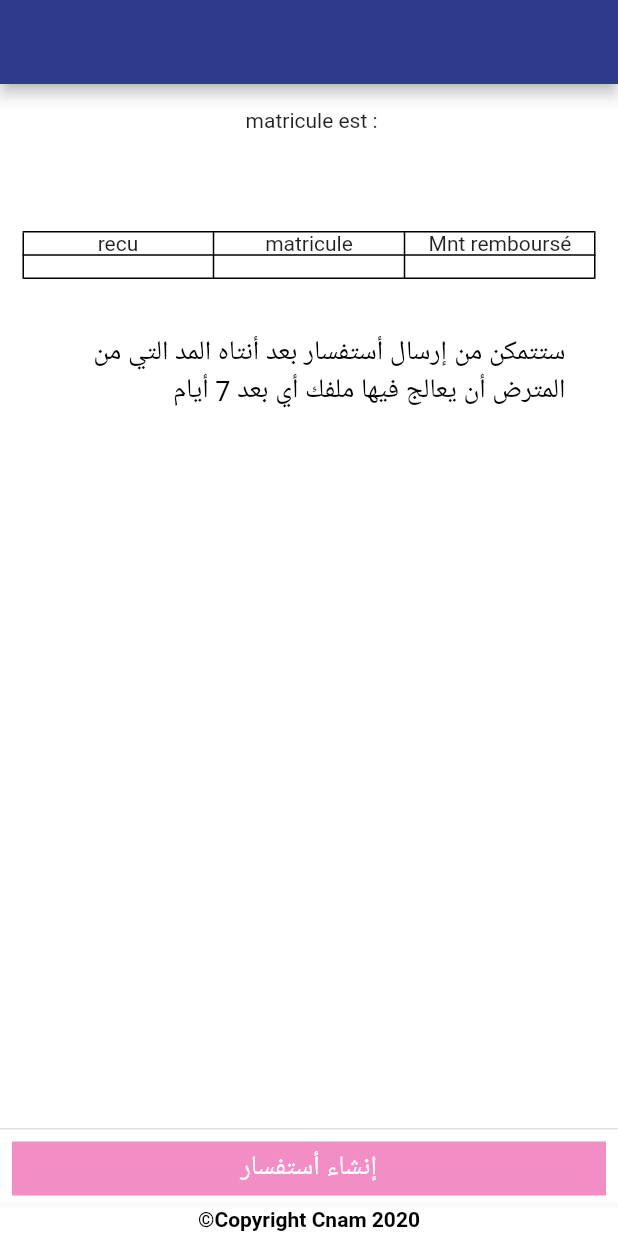
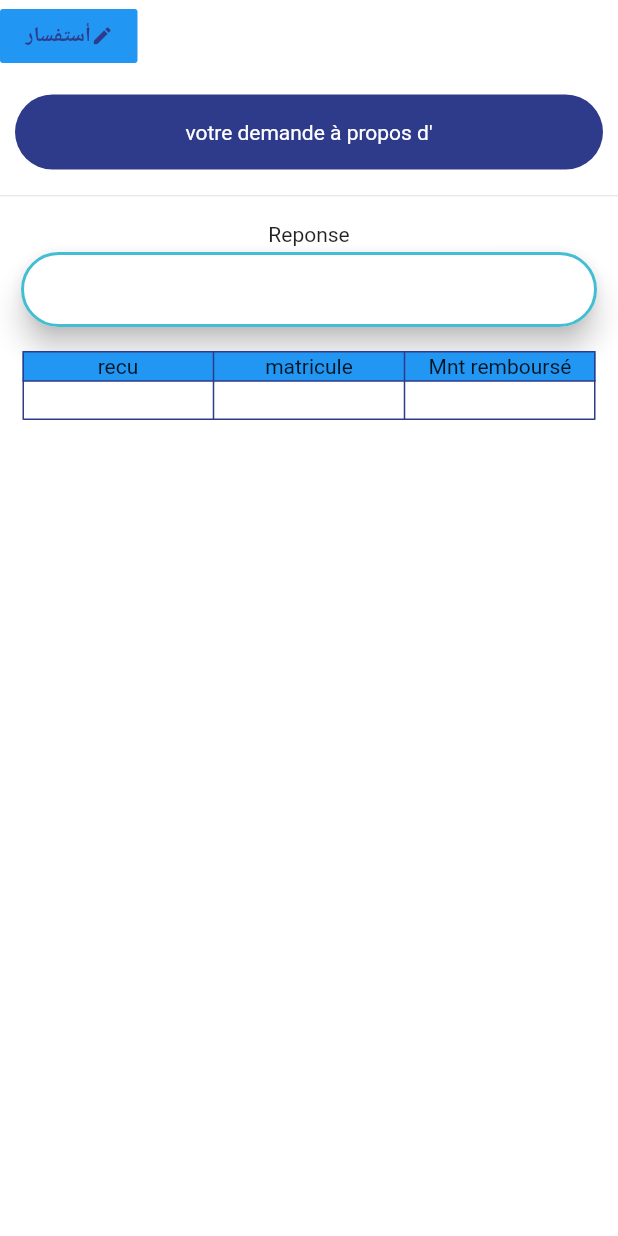
Before and after one commit to yeslem41/flutterProject, a Flutter app: the AfterRecu screen opened directly with empty values, on a phone screen of 412 x 824 dp. Run offline on Flutter 3.47's test engine with Material 2 defaults, Android fonts, the phone set to English and light mode, and no system bars; our stand-ins replace curved_navigation_bar, shared_preferences, sqflite, toast; accounts and stored records are empty.

Commit message:
stiling reponse

```diff
--- a/lib/pages/AfterRecu.dart
+++ b/lib/pages/AfterRecu.dart
@@ -19,7 +19,7 @@ class _AfterRecuState extends State<AfterRecu> {
      Map<String,dynamic> infoUser ;
      TextEditingController textController = TextEditingController();
      bool progress = false,snake=false;
-     String snakeSms='';
+     String snakeSms='',what='';
      GlobalKey<ScaffoldState> scaffoldKey = GlobalKey<ScaffoldState>();
   //   @override
   // void initState() {
@@ -34,7 +34,7 @@ class _AfterRecuState extends State<AfterRecu> {
     'https://miage2a2i.000webhostapp.com/inquiry_post.php',
     body:<String, String>{
       'body': textController.text,
-      'recu':infoUser[3],
+      'recu':infoUser["recu"],
     },
   );
   if(reponse.statusCode != 200)
@@ -60,6 +60,7 @@ class _AfterRecuState extends State<AfterRecu> {
   @override
   Widget build(BuildContext context) {
        infoUser = ModalRoute.of(context).settings.arguments;
+       infoUser['cheked']=='rembourser'?what='de ${infoUser['cheked']}':what='d\'${infoUser['cheked']}';
       //  switch (infoUser[2]['libelle']) {
       //    case 'saisie':
       //    case 'premier validation':
@@ -73,52 +74,84 @@ class _AfterRecuState extends State<AfterRecu> {
       //    default:
       //  }
       //  print(infoUser);
+      //  progress =false;
     return Scaffold(
       key: scaffoldKey,
       backgroundColor: Colors.white,
-      appBar: AppBar(
-        automaticallyImplyLeading: false,
-        title:Text(infoUser["cheked"]) ,
-        centerTitle: true,/*Row(
-              children: <Widget>[
-                Row(
-                  children: <Widget>[
-                    Text('أستفسار')
-                  ],
-                ),
-                Row(
+      // appBar: AppBar(
+      //   backgroundColor: Theme.of(context).secondaryHeaderColor,
+      //   automaticallyImplyLeading: false,
+      //   title:Text(infoUser["cheked"]) ,
+      //   centerTitle: true,/*Row(
+      //         children: <Widget>[
+      //           Row(
+      //             children: <Widget>[
+      //               Text('أستفسار')
+      //             ],
+      //           ),
+      //           Row(
 
-                )
-              ],
-        )*/
-      ),
+      //           )
+      //         ],
+      //   )*/
+      // ),
       body:  SafeArea(
 
                  child: ListView(
                    scrollDirection: Axis.vertical,
                    children: <Widget>[
-                          progress ? LinearProgressIndicator():Container(),
-                        Row(
-                            mainAxisAlignment: MainAxisAlignment.spaceAround,
+                      Container(
+                                   child:Row(
+                                   children: <Widget>[
+                                    FlatButton(
+                                    color: Colors.blue,
+                                    splashColor: Theme.of(context).secondaryHeaderColor,
+                                  // color: Colors.yellow,
+                                      child:Row(
+                                        children: <Widget>[
+                                          SizedBox(width: 1,),
+                                          Text('أستفسار',style: TextStyle(color: Theme.of(context).primaryColor,fontWeight: FontWeight.bold),),
+                                          Icon(Icons.create,size: 15,color:Theme.of(context).primaryColor,),
+                                        ],
+                                      ),
+                                      onPressed: _dilog,
+                                ),
+                     ] )),
 
-                              children:<Widget>[
-                                 Text(
-                                infoUser['cheked'],
+                          Container(
+                            margin: EdgeInsets.only(left:10,right:10,top: 15),
+                            decoration: BoxDecoration(
+                              borderRadius:BorderRadius.circular(25.0),
+                            color: Theme.of(context).primaryColor,
+                            ),
+                            height: 50,
+                            child:Center(
+                              child: Text('votre demande à propos '+what,
+                                style: TextStyle(color:Colors.white,),
                                 textAlign: TextAlign.end,
+                            ),)
                           ),
-                              ]
-                            ),
-                            Row(
-                            mainAxisAlignment: MainAxisAlignment.spaceAround,
+                   progress ?Container(
+                     margin: EdgeInsets.only(left:10,right:10),
 
-                              children:<Widget>[
-                                 Text(infoUser['cheked']+' matricule est :'+infoUser['ARid'] ,
-                                textAlign: TextAlign.end,
-                            ),
-                              ]
+                     child:LinearProgressIndicator(backgroundColor: Theme.of(context).secondaryHeaderColor)):Container(),
+                    Divider(height: 35,),
+                    Container(
+                      child: Center(child: Text('Reponse'),),
                     ),
                      Padding(
-                       padding: EdgeInsets.only(left:10,right:10,top:35,),
+                       padding: EdgeInsets.only(left:10,right:10),
+                                    child:Card(
+                                     elevation: 8.0,
+                                     shape: StadiumBorder(
+                                       side:BorderSide(
+                                         color: Theme.of(context).secondaryHeaderColor,
+                                         width: 2)
+                                     ),
+                                     child:Container(
+                                      //  padding: EdgeInsets.all(auto),
+                                       height: 50,
+                                              child: Center(
                                                 child: Text(
                                                           infoUser['libelle'],
                                                       textAlign: TextAlign.center,
@@ -126,83 +159,99 @@ class _AfterRecuState extends State<AfterRecu> {
                                                           fontSize: 16,
                                                           color: Colors.black,
                                                       ),
-                                        ),
+                                                      ),))),
                               ),
                               SizedBox(height:10),
                               Padding(
                                 padding:EdgeInsets.fromLTRB(15, 2, 15, 2),
                                 child: Table(
-                                    border: TableBorder.all(),
+
+                                    border: TableBorder.all(color:Theme.of(context).primaryColor),
                                     children: [
                                       TableRow(
+                                         decoration: BoxDecoration(
+                                           color:Colors.blue,
+                                         ),
+                                          children:[
+                                                Container(
+                                                  padding: EdgeInsets.only(top:2,bottom:2),
+                                                  child:Text('recu',textAlign: TextAlign.center,)),
 
-                                          children:[
-                                                Text('recu',textAlign: TextAlign.center,),
-
-                                                Text('matricule',textAlign: TextAlign.center,),
+                                                Container(
+                                                  padding: EdgeInsets.only(top:2,bottom:2),
+                                                  child:Text('matricule',textAlign: TextAlign.center,)),
                                                 if(infoUser['mntR']!=null)
-                                                  Text('Mnt remboursé',textAlign: TextAlign.center,),
+                                                Container(
+                                                  padding: EdgeInsets.only(top:2,bottom:2),
+                                                  child:Text('Mnt remboursé',textAlign: TextAlign.center,)),
                                           ]
                                       ),
                                       TableRow(
+
+                                        decoration: BoxDecoration(
+
+                                        ),
                                           children:[
-                                                Text(infoUser["recu"],textAlign: TextAlign.center,),
+                                                Container(
+                                                  padding: EdgeInsets.only(top:5,bottom:5),
+                                                    child: Text(infoUser["recu"],textAlign: TextAlign.center,),
+                                                ),
 
-                                                Text(infoUser['ARid'],textAlign: TextAlign.center,),
+                                                Container(
+                                                  padding: EdgeInsets.only(top:5,bottom:5),
+                                                  child:Text(infoUser['ARid'],textAlign: TextAlign.center,)
+                                                ),
                                                 if(infoUser['mntR']!=null)
-                                                 Text(infoUser['mntR'],textAlign : TextAlign.center,),
+                                                 Container(
+                                                  padding: EdgeInsets.only(top:5,bottom:5),
+                                                  child:Text(infoUser['mntR'],textAlign : TextAlign.center,),)
                                           ]
                                       ),
                                     ],
                                       )),
                               SizedBox(height: 35,),
-                               Column(
-                                      crossAxisAlignment : CrossAxisAlignment.end,
-                                      children: <Widget>[
-                                        Padding(
-                                          padding: EdgeInsets.only(right:35,left:15),
-                                          child:Text('ستتمكن من إرسال أستفسار بعد أنتاه المد التي من المترض أن يعالج فيها ملفك أي بعد 7 أيام',
-                                            textAlign: TextAlign.end,
-                                            style: TextStyle(
-                                              color: Colors.black,
-                                              fontSize: 18),
-                                            ),)
-                                    ],) ,
+                              //  Column(
+                              //         crossAxisAlignment : CrossAxisAlignment.end,
+                              //         children: <Widget>[
+                              //           Padding(
+                              //             padding: EdgeInsets.only(right:35,left:15),
+                              //             child:Text('ستتمكن من إرسال أستفسار بعد أنتاه المد التي من المترض أن يعالج فيها ملفك أي بعد 7 أيام',
+                              //               textAlign: TextAlign.end,
+                              //               style: TextStyle(
+                              //                 color: Colors.black,
+                              //                 fontSize: 18,
+                              //                 ),
+                              //               ),)
+                              //       ],) ,
 
                         ],
                  ),
          ),
 
-         persistentFooterButtons: <Widget>[
-             Container(
-               width: MediaQuery.of(context).size.width,
-               //alignment: Alignment.bottomCenter,
-               child: Material(
-                 color: buttonColor,
-                 child: MaterialButton(
-                   materialTapTargetSize: MaterialTapTargetSize.shrinkWrap,
-                   child: Text(
-                     'إنشاء أستفسار',style: TextStyle(color: Colors.white,fontSize: 18),
-                   ),
-                    onPressed: _dilog,
-                  //(){
-                  //          _dilog;
-                       //  navigateToSubPage(context) ;
-                    //  Toast.show('msg', context,duration: 3);
-                      // setState((){buttonColor = Theme.of(context).accentColor;});
+      //    persistentFooterButtons: <Widget>[
+      //        Container(
+      //          width: MediaQuery.of(context).size.width,
+      //          //alignment: Alignment.bottomCenter,
+      //          child: Material(
+      //            color: buttonColor,
+      //            child: MaterialButton(
+      //              materialTapTargetSize: MaterialTapTargetSize.shrinkWrap,
+      //              child: Text(
+      //                ' إنشاء أستفسار',style: TextStyle(color: Colors.white,fontSize: 18),
+      //              ),
+      //               onPressed: _dilog,
+      //             //(){
+      //             //          _dilog;
+      //                  //  navigateToSubPage(context) ;
+      //               //  Toast.show('msg', context,duration: 3);
+      //                 // setState((){buttonColor = Theme.of(context).accentColor;});
 
-                    //  },
-                 ),
-               )
-             )
-      ],
-      bottomNavigationBar: BottomAppBar(
-        child: Container(
-          padding: EdgeInsets.only(bottom: 3),
-              child: Text("©Copyright Cnam 2020",style: TextStyle(color:Colors.black,fontWeight: FontWeight.bold),textAlign: TextAlign.center,),
+      //               //  },
+      //            ),
+      //          )
+      //        )
+      // ],
 
-        ),
-      ),
 
     );
   }
@@ -235,7 +284,7 @@ void _dilog(){
                                       padding: EdgeInsets.only(top: 20,left: 15,right:35),
                                      child: TextField(
                                       controller: textController,
-                                      textAlign: TextAlign.end,
+                                      textAlign: TextAlign.start,
                                       maxLines: 13,
                                       decoration: InputDecoration.collapsed(hintText: " أكتب أستفسارك هنا : تنبيه إلي أن أي إساءه يحاسب عليها"),
                                       ),
```
Also changed, not shown: lib/pages/curvedBar.dart (+22 -12 lines), lib/pages/dashpoard.dart (+3 -4 lines), lib/pages/helperDB.dart (+56 -56 lines), pubspec.yaml (+8 -3 lines), pubspec.lock, 1 other file. Lines whose indentation alone changed are shown as unchanged.
